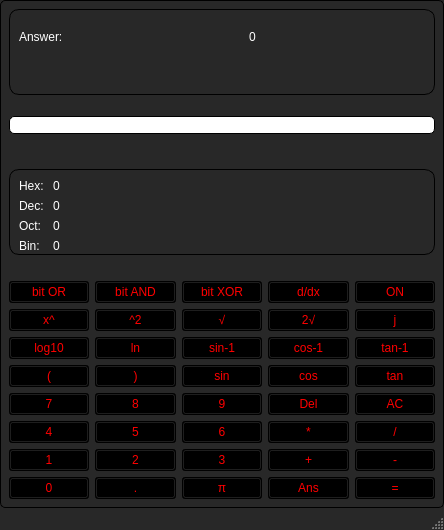
First picture: the form in mainwindow.ui, repository michaelobi99/ScientificCalculator, before the edit.
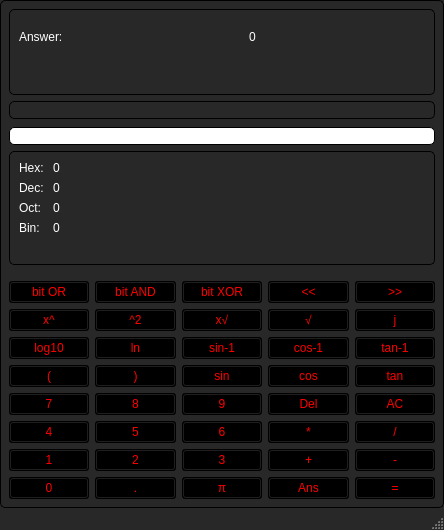
Second picture: the form after the edit.

Commit message: finally got the user input reader working

What changed in the file:
```diff
--- a/mainwindow.ui
+++ b/mainwindow.ui
@@ -62,11 +62,17 @@
       </property>
       <item>
        <widget class="QFrame" name="formFrame1">
+        <property name="sizePolicy">
+         <sizepolicy hsizetype="Preferred" vsizetype="Preferred">
+          <horstretch>0</horstretch>
+          <verstretch>0</verstretch>
+         </sizepolicy>
+        </property>
         <property name="styleSheet">
          <string notr="true">#formFrame1{
 background-color:  rgb(40, 40, 40);
 border: 1px solid rgb(0, 0, 0);
-border-radius: 10px;
+border-radius: 5px;
 }</string>
         </property>
         <layout class="QFormLayout" name="formLayout_5">
@@ -102,17 +108,29 @@
        </widget>
       </item>
       <item>
-       <spacer name="verticalSpacer_3">
-        <property name="orientation">
-         <enum>Qt::Vertical</enum>
+       <layout class="QFormLayout" name="formLayout">
+        <property name="bottomMargin">
+         <number>2</number>
         </property>
-        <property name="sizeHint" stdset="0">
-         <size>
-          <width>20</width>
-          <height>40</height>
-         </size>
-        </property>
-       </spacer>
+        <item row="0" column="0" colspan="2">
+         <widget class="QLineEdit" name="userInputEntry">
+          <property name="styleSheet">
+           <string notr="true">#userInputEntry{
+background-color: rgb(40, 40, 40);
+color: white;
+border: 1px solid rgb(0, 0, 0);
+border-radius: 5px;
+}</string>
+          </property>
+          <property name="alignment">
+           <set>Qt::AlignRight|Qt::AlignTrailing|Qt::AlignVCenter</set>
+          </property>
+          <property name="readOnly">
+           <bool>true</bool>
+          </property>
+         </widget>
+        </item>
+       </layout>
       </item>
       <item>
        <widget class="QLineEdit" name="inputEntry">
@@ -129,32 +147,6 @@
         </property>
        </widget>
       </item>
-      <item>
-       <spacer name="verticalSpacer">
-        <property name="orientation">
-         <enum>Qt::Vertical</enum>
-        </property>
-        <property name="sizeHint" stdset="0">
-         <size>
-          <width>20</width>
-          <height>40</height>
-         </size>
-        </property>
-       </spacer>
-      </item>
-      <item>
-       <spacer name="verticalSpacer_2">
-        <property name="orientation">
-         <enum>Qt::Vertical</enum>
-        </property>
-        <property name="sizeHint" stdset="0">
-         <size>
-          <width>20</width>
-          <height>40</height>
-         </size>
-        </property>
-       </spacer>
-      </item>
      </layout>
     </item>
     <item>
@@ -162,7 +154,7 @@
       <property name="styleSheet">
        <string notr="true">#formFrame {
 border: 1px solid rgb(0, 0, 0);
-border-radius: 10px;
+border-radius: 5px;
 background-color: rgb(40, 40, 40); }
 </string>
       </property>
@@ -272,7 +264,7 @@
     <item>
      <layout class="QHBoxLayout" name="horizontalLayout_23">
       <property name="topMargin">
-       <number>20</number>
+       <number>10</number>
       </property>
       <item>
        <widget class="QPushButton" name="bitORButton">
@@ -311,26 +303,26 @@
        </widget>
       </item>
       <item>
-       <widget class="QPushButton" name="differentialButton">
+       <widget class="QPushButton" name="leftShiftButton">
         <property name="styleSheet">
-         <string notr="true">#differentialButton{
+         <string notr="true">#leftShiftButton{
 color: red;
 background-color: black;}</string>
         </property>
         <property name="text">
-         <string>d/dx</string>
+         <string>&lt;&lt;</string>
         </property>
        </widget>
       </item>
       <item>
-       <widget class="QPushButton" name="onButton">
+       <widget class="QPushButton" name="rightShiftButton">
         <property name="styleSheet">
-         <string notr="true">#onButton{
+         <string notr="true">#rightShiftButton{
 color: red;
 background-color: black;}</string>
         </property>
         <property name="text">
-         <string>ON</string>
+         <string>&gt;&gt;</string>
         </property>
        </widget>
       </item>
@@ -370,7 +362,7 @@
 background-color: black;}</string>
         </property>
         <property name="text">
-         <string>√</string>
+         <string>x√</string>
         </property>
        </widget>
       </item>
@@ -382,7 +374,7 @@
 background-color: black;}</string>
         </property>
         <property name="text">
-         <string>2√</string>
+         <string>√</string>
         </property>
        </widget>
       </item>
```
The commit also changes 2 other files.
